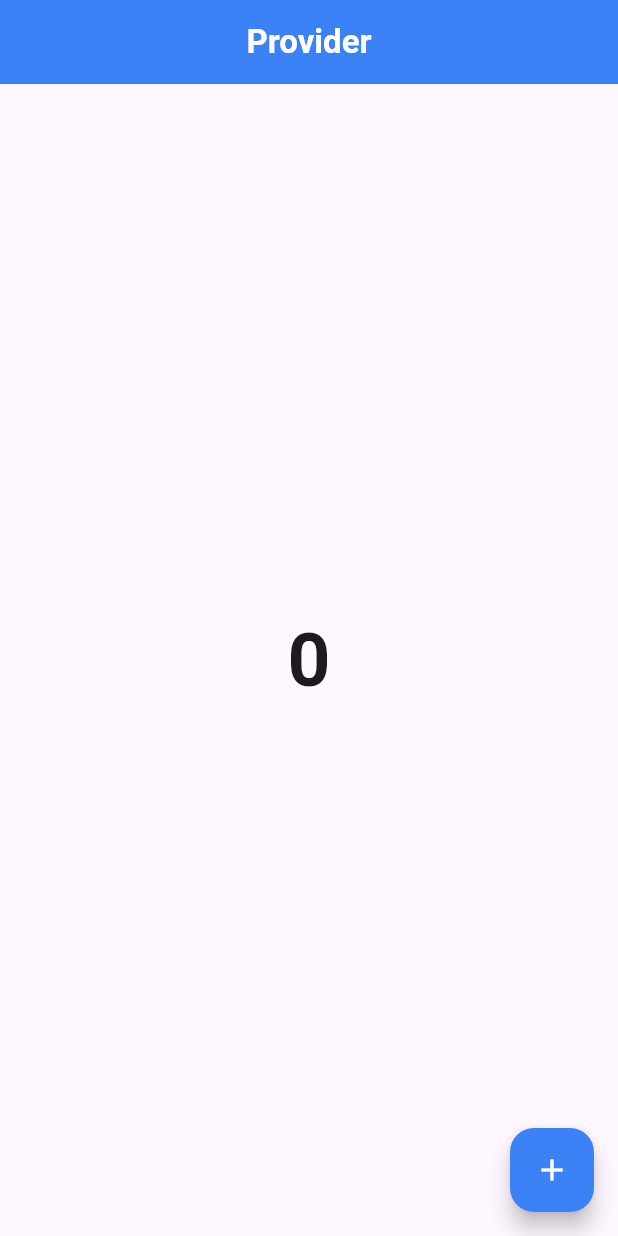
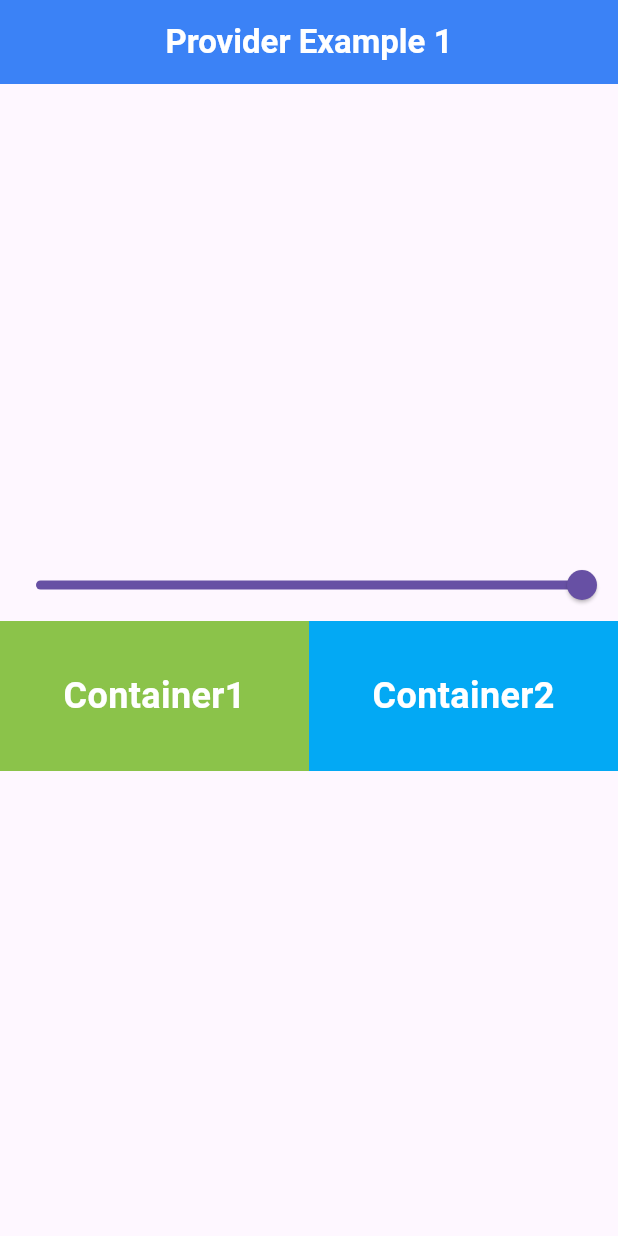
Before and after one commit to Ankush-Paul-02/Flutter-Provider, a Flutter app: the screen it shows after launch, on a phone screen of 412 x 824 dp. Run offline on Flutter 3.47's test engine with Material 2 defaults, Android fonts, the phone set to English and light mode, and no system bars; our stand-ins replace velocity_x.

Commit message:
3rd commit

```diff
--- a/lib/main.dart
+++ b/lib/main.dart
@@ -1,6 +1,7 @@
 import 'package:flutter/material.dart';
 import 'package:flutter_provider/providers/count_provider.dart';
-import 'package:flutter_provider/screens/count_example_screen.dart';
+import 'package:flutter_provider/providers/example_one_provider.dart';
+import 'package:flutter_provider/screens/example_one.dart';
 import 'package:provider/provider.dart';
 
 void main() {
@@ -12,14 +13,17 @@ class MainApp extends StatelessWidget {
 
   @override
   Widget build(BuildContext context) {
-    return ChangeNotifierProvider<CountProvider>(
-      create: (context) => CountProvider(),
+    return MultiProvider(
+      providers: [
+        ChangeNotifierProvider(create: (_) => CountProvider()),
+        ChangeNotifierProvider(create: (_) => ExampleOneProvider()),
+      ],
       child: MaterialApp(
         debugShowCheckedModeBanner: false,
         theme: ThemeData(
           useMaterial3: true,
         ),
-        home: const CountExampleScreen(),
+        home: const ExampleOneScreen(),
       ),
     );
   }
--- /dev/null
+++ b/lib/providers/example_one_provider.dart
@@ -0,0 +1,12 @@
+import 'package:flutter/material.dart';
+
+class ExampleOneProvider with ChangeNotifier {
+  double _value = 1.0;
+
+  double get getValue => _value;
+
+  void setValue(double newValue) {
+    _value = newValue;
+    notifyListeners();
+  }
+}
--- /dev/null
+++ b/lib/screens/example_one.dart
@@ -0,0 +1,70 @@
+import 'package:flutter/material.dart';
+import 'package:flutter_provider/providers/example_one_provider.dart';
+import 'package:provider/provider.dart';
+import 'package:velocity_x/velocity_x.dart';
+
+class ExampleOneScreen extends StatefulWidget {
+  const ExampleOneScreen({super.key});
+
+  @override
+  State<ExampleOneScreen> createState() => _ExampleOneScreenState();
+}
+
+class _ExampleOneScreenState extends State<ExampleOneScreen> {
+  @override
+  Widget build(BuildContext context) {
+    return Scaffold(
+      appBar: AppBar(
+        backgroundColor: Vx.blue500,
+        title: 'Provider Example 1'.text.bold.white.make().centered(),
+      ),
+      body: Column(
+        mainAxisAlignment: MainAxisAlignment.center,
+        children: [
+          Consumer<ExampleOneProvider>(
+            builder: (context, value, child) => Slider(
+              min: 0,
+              max: 1,
+              value: value.getValue,
+              onChanged: (newValue) {
+                value.setValue(newValue);
+              },
+            ),
+          ),
+          Consumer<ExampleOneProvider>(
+            builder: (context, value, child) => Row(
+              children: [
+                'Container1'
+                    .text
+                    .semiBold
+                    .white
+                    .size(24)
+                    .make()
+                    .centered()
+                    .box
+                    .height(100)
+                    .withDecoration(BoxDecoration(
+                        color: Colors.lightGreen.withOpacity(value.getValue)))
+                    .make()
+                    .expand(),
+                'Container2'
+                    .text
+                    .semiBold
+                    .white
+                    .size(24)
+                    .make()
+                    .centered()
+                    .box
+                    .height(100)
+                    .withDecoration(BoxDecoration(
+                        color: Colors.lightBlue.withOpacity(value.getValue)))
+                    .make()
+                    .expand(),
+              ],
+            ),
+          ),
+        ],
+      ),
+    );
+  }
+}
```
